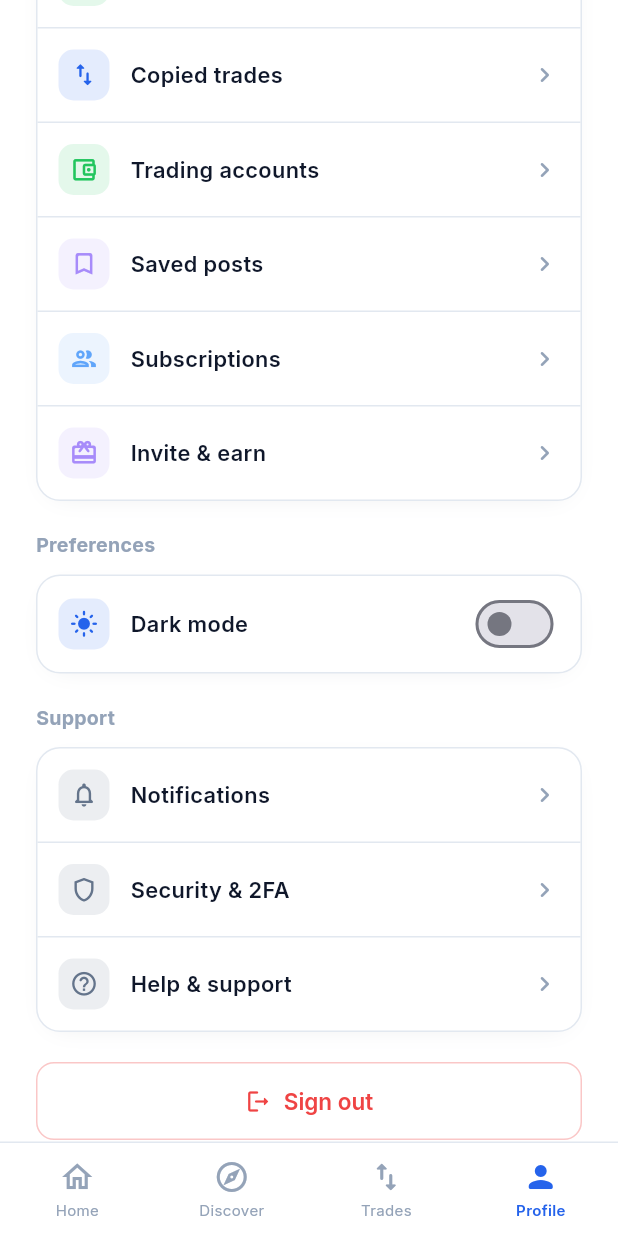
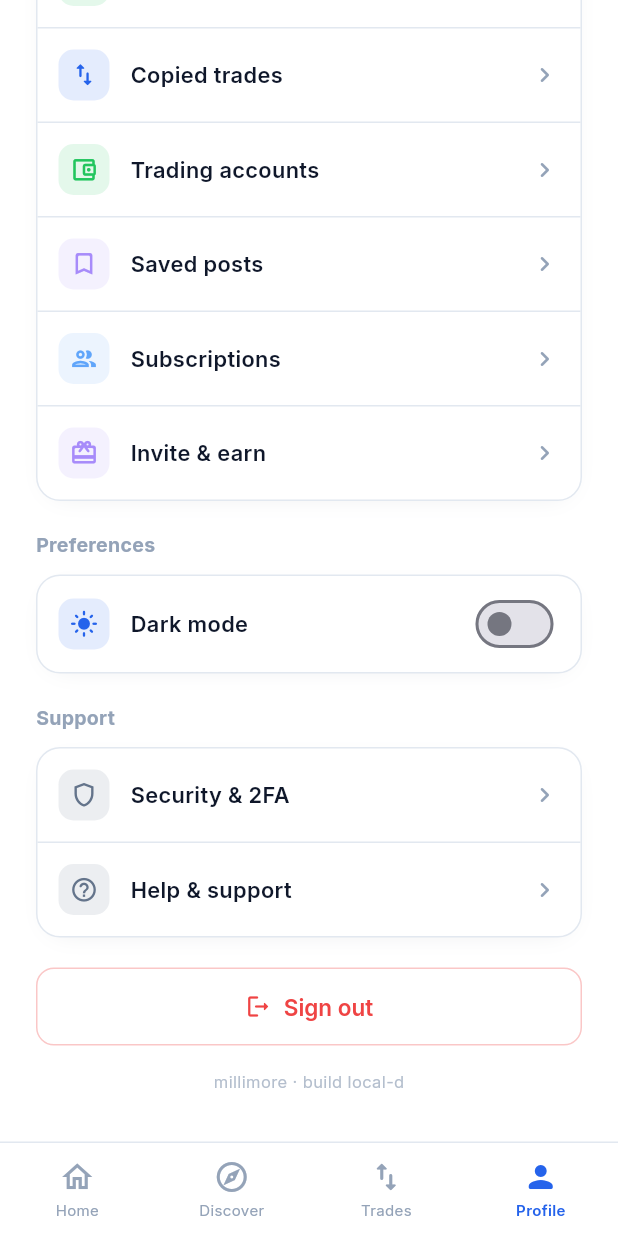
Before and after one commit to shazerlone/tv_license_app, a Flutter app: the HomeScreen screen opened directly, item 4 of the bottom bar chosen, scrolled down 503 dp, on a phone screen of 412 x 824 dp. Run offline on Flutter 3.47's test engine with Material 3 defaults, Android fonts, the phone set to English and light mode, and no system bars; our stand-ins replace camera, google_fonts, shared_preferences; missing offline and left inert: dart:html; accounts and stored records are empty; network calls fail.

Commit message:
Profile: remove dead-end tiles (share -> invite, drop stub notifications pref)
Co-Authored-By: Claude Opus 4.8 <noreply@anthropic.com>
Claude-Session: https://claude.ai/code/session_01KSLhgA3su6KMHBKNL29uhB

```diff
--- a/lib/screens/profile_screen.dart
+++ b/lib/screens/profile_screen.dart
@@ -48,7 +48,7 @@ class ProfileScreen extends StatelessWidget {
               children: [
                 Text('Profile', style: GoogleFonts.inter(fontSize: 22, fontWeight: FontWeight.w800, color: AppColors.textPrimary, letterSpacing: -0.5)),
                 const Spacer(),
-                _CircleIcon(icon: Icons.ios_share_rounded, onTap: () => _toast(context, 'Share profile')),
+                _CircleIcon(icon: Icons.ios_share_rounded, onTap: () => _push(context, const ReferralsScreen())),
               ],
             ),
             const SizedBox(height: 20),
@@ -148,7 +148,6 @@ class ProfileScreen extends StatelessWidget {
             Text('Support', style: GoogleFonts.inter(fontSize: 13, fontWeight: FontWeight.w700, color: AppColors.textMuted, letterSpacing: 0.2)),
             const SizedBox(height: 10),
             _MenuCard(children: [
-              _MenuTile(icon: Icons.notifications_none_rounded, color: AppColors.slate, label: 'Notifications', onTap: () => _toast(context, 'Notification settings')),
               _MenuTile(icon: Icons.shield_outlined, color: AppColors.slate, label: 'Security & 2FA', onTap: () => kUseBackend ? _push(context, const SecurityScreen()) : _toast(context, 'Privacy & security')),
               _MenuTile(icon: Icons.help_outline_rounded, color: AppColors.slate, label: 'Help & support', onTap: () => _push(context, kUseBackend ? const SupportScreen() : const SupportChatScreen()), last: true),
             ]),
```
